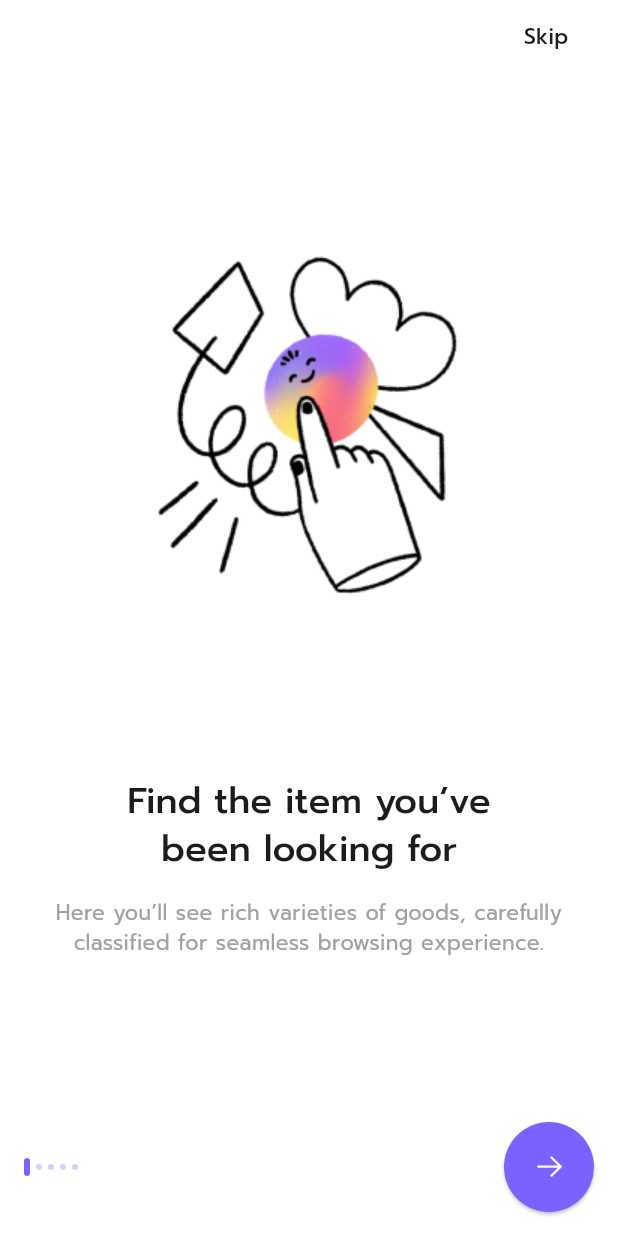
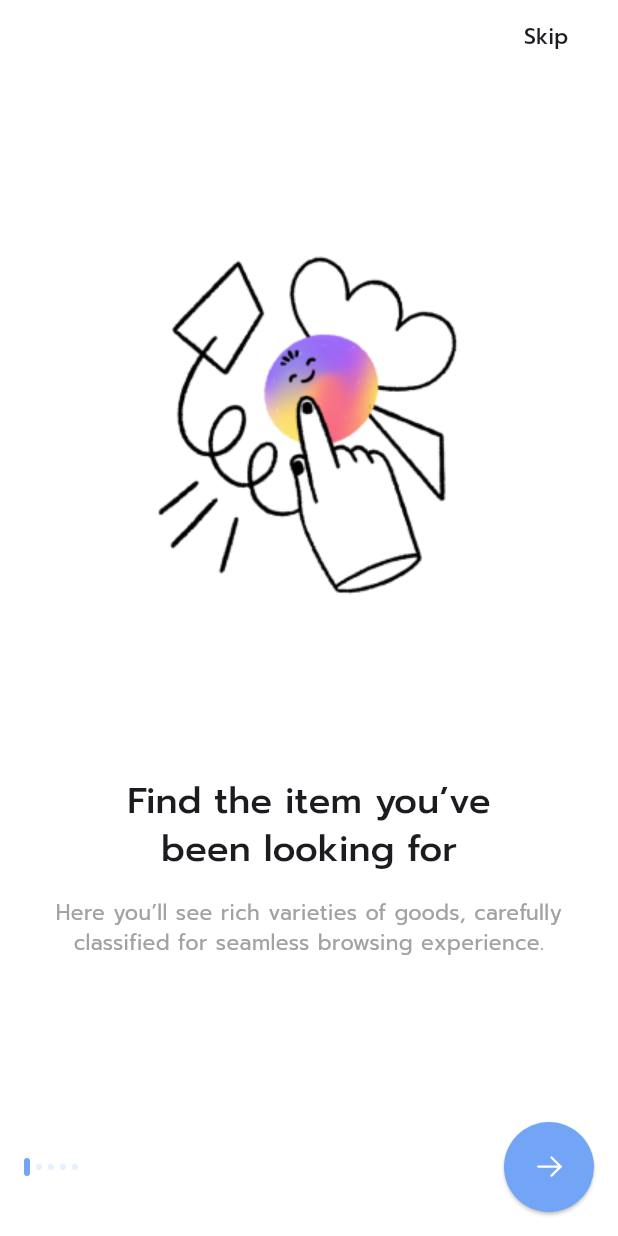
Before and after one commit to anusit47/Finsavvy, a Flutter app: the screen it shows after launch, on a phone screen of 412 x 824 dp. Run offline on Flutter 3.47's test engine with Material 3 defaults, Android fonts, the phone set to English and light mode, and no system bars; our stand-ins replace cached_network_image, flutter_rating_bar, flutter_svg, form_field_validator; project files that could hold a hidden picture were left out.

Commit message:
change theme color to blue

```diff
--- a/lib/constants.dart
+++ b/lib/constants.dart
@@ -15,21 +15,23 @@ const grandisExtendedFont = "Grandis Extended";
 
 // On color 80, 60.... those means opacity
 
-const Color primaryColor = Color(0xFF7B61FF);
+const Color primaryColor = Color.fromARGB(255, 114, 165, 246);
 
-const MaterialColor primaryMaterialColor =
-    MaterialColor(0xFF9581FF, <int, Color>{
-  50: Color(0xFFEFECFF),
-  100: Color(0xFFD7D0FF),
-  200: Color(0xFFBDB0FF),
-  300: Color(0xFFA390FF),
-  400: Color(0xFF8F79FF),
-  500: Color(0xFF7B61FF),
-  600: Color(0xFF7359FF),
-  700: Color(0xFF684FFF),
-  800: Color(0xFF5E45FF),
-  900: Color(0xFF6C56DD),
-});
+const MaterialColor primaryMaterialColor = MaterialColor(
+  0xFFB5D1FF, // Base color
+  <int, Color>{
+    50: Color(0xFFFFFFFF), // Very light shade
+    100: Color(0xFFE6F0FF), // Light shade
+    200: Color(0xFFCCE1FF), // Light-medium shade
+    300: Color(0xFFB3D2FF), // Medium shade
+    400: Color(0xFF99C3FF), // Medium-dark shade
+    500: Color(0xFF80B5FF), // Darker medium shade
+    600: Color(0xFF669EFF), // Dark shade
+    700: Color(0xFF4C88FF), // Darker shade
+    800: Color(0xFF3271FF), // Very dark shade
+    900: Color(0xFF194BFF), // Deepest shade
+  },
+);
 
 const Color blackColor = Color(0xFF16161E);
 const Color blackColor80 = Color(0xFF45454B);
```
